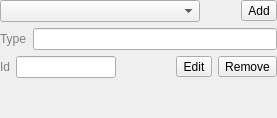
Old version of the form qgsauthenticationconfigselect.ui in the repository dakcarto/QGIS-Auth.
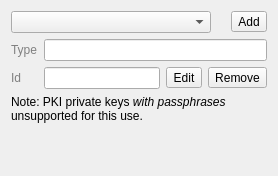
New version of the form.

Diff of the .ui file:
```diff
--- a/qgsauthenticationconfigselect.ui
+++ b/qgsauthenticationconfigselect.ui
@@ -6,26 +6,14 @@
    <rect>
     <x>0</x>
     <y>0</y>
-    <width>277</width>
-    <height>118</height>
+    <width>278</width>
+    <height>176</height>
    </rect>
   </property>
   <property name="windowTitle">
    <string>Authentication Configuration</string>
   </property>
   <layout class="QVBoxLayout" name="verticalLayout">
-   <property name="leftMargin">
-    <number>0</number>
-   </property>
-   <property name="topMargin">
-    <number>0</number>
-   </property>
-   <property name="rightMargin">
-    <number>0</number>
-   </property>
-   <property name="bottomMargin">
-    <number>0</number>
-   </property>
    <item>
     <layout class="QHBoxLayout" name="horizontalLayout_2">
      <item>
@@ -71,6 +59,16 @@
    </item>
    <item>
     <layout class="QGridLayout" name="gridLayout_2">
+     <item row="0" column="1">
+      <widget class="QLineEdit" name="leConfigProviderType">
+       <property name="styleSheet">
+        <string notr="true">QLineEdit{color: rgb(128, 128, 128);}</string>
+       </property>
+       <property name="readOnly">
+        <bool>true</bool>
+       </property>
+      </widget>
+     </item>
      <item row="0" column="0">
       <widget class="QLabel" name="label">
        <property name="styleSheet">
@@ -81,21 +79,7 @@
        </property>
       </widget>
      </item>
-     <item row="0" column="1">
-      <widget class="QLineEdit" name="leConfigProviderType">
-       <property name="styleSheet">
-        <string notr="true">QLineEdit{color: rgb(128, 128, 128);}</string>
-       </property>
-       <property name="readOnly">
-        <bool>true</bool>
-       </property>
-      </widget>
-     </item>
-    </layout>
-   </item>
-   <item>
-    <layout class="QHBoxLayout" name="horizontalLayout">
-     <item>
+     <item row="1" column="0">
       <widget class="QLabel" name="label_2">
        <property name="styleSheet">
         <string notr="true">QLabel{color: rgb(128, 128, 128);}</string>
@@ -105,6 +89,8 @@
        </property>
       </widget>
      </item>
+     <item row="1" column="1">
+      <layout class="QHBoxLayout" name="horizontalLayout">
      <item>
       <widget class="QLineEdit" name="leConfigId">
        <property name="minimumSize">
@@ -113,12 +99,6 @@
          <height>0</height>
         </size>
        </property>
-       <property name="maximumSize">
-        <size>
-         <width>100</width>
-         <height>16777215</height>
-        </size>
-       </property>
        <property name="styleSheet">
         <string notr="true">QLineEdit{color: rgb(128, 128, 128);}</string>
        </property>
@@ -130,19 +110,6 @@
        </property>
       </widget>
      </item>
-     <item>
-      <spacer name="horizontalSpacer">
-       <property name="orientation">
-        <enum>Qt::Horizontal</enum>
-       </property>
-       <property name="sizeHint" stdset="0">
-        <size>
-         <width>0</width>
-         <height>20</height>
-        </size>
-       </property>
-      </spacer>
-     </item>
      <item>
       <widget class="QToolButton" name="btnConfigEdit">
        <property name="text">
@@ -158,6 +125,18 @@
       </widget>
      </item>
     </layout>
+     </item>
+    </layout>
+   </item>
+   <item>
+    <widget class="QLabel" name="lblPassUnsupported">
+     <property name="text">
+      <string>&lt;html&gt;&lt;head/&gt;&lt;body&gt;&lt;p&gt;Note: PKI private keys &lt;span style=&quot; font-style:italic;&quot;&gt;with passphrases&lt;/span&gt; unsupported for this use.&lt;/p&gt;&lt;/body&gt;&lt;/html&gt;</string>
+     </property>
+     <property name="wordWrap">
+      <bool>true</bool>
+     </property>
+    </widget>
    </item>
    <item>
     <spacer name="verticalSpacer">
```
Lines whose indentation alone changed are shown as unchanged.
